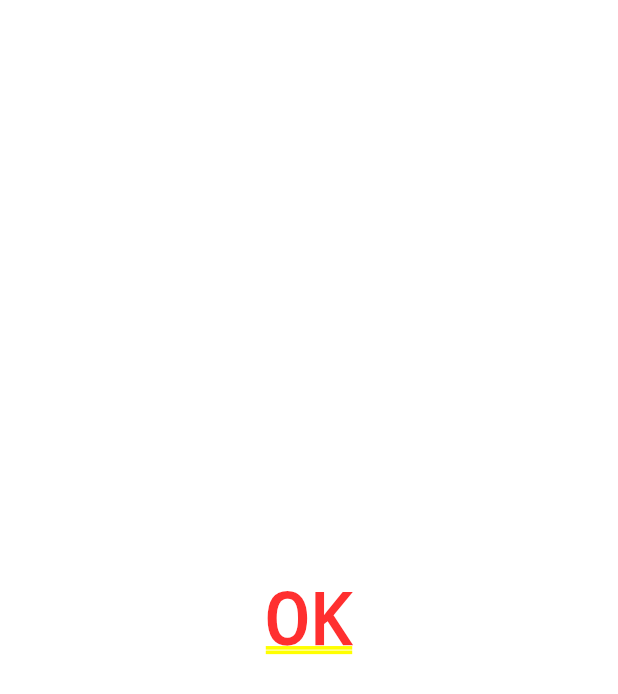
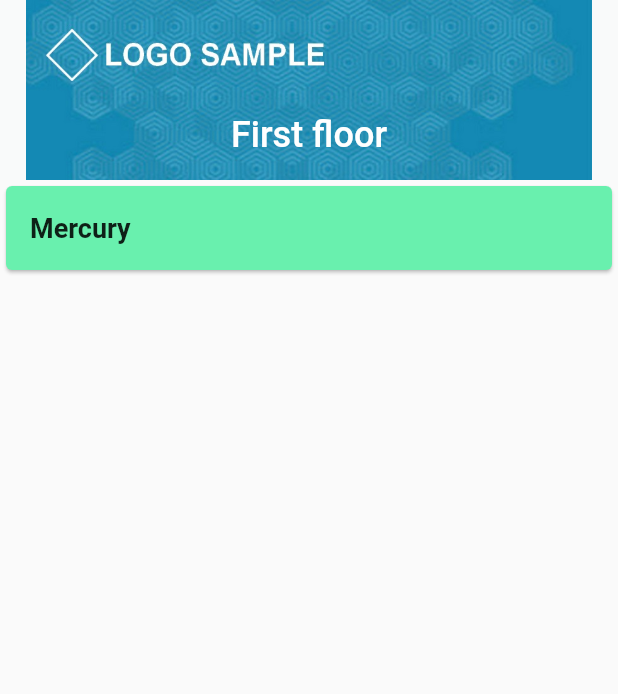
Before and after one commit to bartstephane/flutter_popup_meeting_rooms, a Flutter app: the screen it shows after launch, after a tap on "First floor", on a phone screen of 412 x 824 dp. Shown: the top 694 px of the screen. Run offline on Flutter 3.47's test engine with Material 2 defaults, Android fonts, the phone set to English and light mode, and no system bars.

Commit message:
add floor details and update layout

```diff
--- a/lib/widgets/floor_details.dart
+++ b/lib/widgets/floor_details.dart
@@ -1,8 +1,12 @@
 import 'package:flutter/material.dart';
 import 'package:popup_meeting_rooms/business/floor.dart';
+import 'package:popup_meeting_rooms/business/room.dart';
+import 'package:popup_meeting_rooms/config/strings.dart';
 
 class FloorDetails extends StatefulWidget {
-  FloorDetails({required Key key, required Floor floor}) : super(key: key);
+  FloorDetails({required Key key, required this.floor}) : super(key: key);
+
+  final Floor floor;
 
   @override
   _FloorDetailsState createState() => _FloorDetailsState();
@@ -12,10 +16,88 @@ class _FloorDetailsState extends State<FloorDetails> {
 
   @override
   Widget build(BuildContext context) {
-    return Center(
-      child: Text(
-          'OK'
+    return MaterialApp(
+      home: Scaffold(
+        body: CustomScrollView(
+          shrinkWrap: true,
+          slivers: <Widget>[
+            SliverAppBar(
+              pinned: true,
+              expandedHeight: 120.0,
+              backgroundColor: Color.fromARGB(1, 0, 127, 163),
+              flexibleSpace: FlexibleSpaceBar(
+                title: Text(
+                  widget.floor.floor_name,
+                  style: TextStyle(
+                      color: Colors.white,
+                      fontSize: 16.0
+                  ),
+                ),
+                background: Image.asset(
+                    Strings.appBanner,
+                    fit: BoxFit.scaleDown, scale: 2
+                ),
+                centerTitle: true,
+              ),
+            ),
+            SliverList(
+              delegate: SliverChildBuilderDelegate(
+                    (BuildContext context, int index) {
+                      return _buildCard(widget.floor.floor_rooms[index]);
+                      },
+                childCount: widget.floor.floor_rooms.length,
+              ),
+            ),
+          ],
+        ),
       ),
     );
   }
+
+  Widget _buildCard(Room room) {
+
+    return Card(
+      /*
+      child: InkWell(
+        onTap: () {
+          Navigator.push(
+            context,
+            MaterialPageRoute(
+              builder: (context) => FloorDetails(
+                key: Key(
+                    floor.floor_id.toString()
+                ),
+                floor: floor,
+              ),
+            ),
+          );
+        },
+       */
+        child: Column(
+          mainAxisSize: MainAxisSize.min,
+          children: <Widget>[
+            ListTile(
+              title: Text(
+                room.room_name,
+                style: TextStyle(
+                  fontWeight: FontWeight.bold,
+                  fontSize: 18,
+                ),
+              ),
+            ),
+          ],
+        ),
+      elevation: 1.0,
+      color: _changeRoomColor(room),
+      );
+  }
+
+  Color _changeRoomColor(Room room) {
+    if(room.detected == false) {
+      return Colors.greenAccent;
+    } else {
+      return Colors.redAccent;
+    }
+  }
+
 }
--- a/lib/widgets/home.dart
+++ b/lib/widgets/home.dart
@@ -48,7 +48,11 @@ class _HomeState extends State<Home> {
                             fontSize: 16.0
                           ),
                         ),
-                      background: Image.asset(Strings.appBanner, fit: BoxFit.scaleDown, scale: 2),
+                      background: Image.asset(
+                          Strings.appBanner,
+                          fit: BoxFit.scaleDown,
+                          scale: 2
+                      ),
                       centerTitle: true,
                     ),
                   ),
@@ -98,13 +102,20 @@ class _HomeState extends State<Home> {
                 floor.floor_name,
                 style: TextStyle(
                   fontWeight: FontWeight.bold,
-                  fontSize: 18,
+                  fontSize: 20,
+                ),
+              ),
+              subtitle: Text(
+                _countAvailableRooms(floor).toString() + ' room(s) available',
+                style: TextStyle(
+                  fontStyle: FontStyle.italic,
+                  fontSize: 16,
                 ),
               ),
             ),
             Divider(height: 0),
             Container(
-              margin: EdgeInsets.fromLTRB(3, 3, 3, 3),
+              margin: EdgeInsets.fromLTRB(4, 4, 4, 4),
               padding: EdgeInsets.fromLTRB(6, 6, 6, 6),
               decoration: BoxDecoration(
                 color: Colors.white,
@@ -125,19 +136,22 @@ class _HomeState extends State<Home> {
 
   }
 
-  Color _changeFloorColor(Floor floor) {
+  int _countAvailableRooms(Floor floor) {
     int availableRooms = 0;
     for(Room room in floor.floor_rooms) {
-      if(room.detected == false) {
+      if (room.detected == false) {
         availableRooms++;
       }
-      if(availableRooms > 0) {
-        return Colors.greenAccent;
-      } else {
-        return Colors.redAccent;
-      }
     }
-    return Colors.white;
+    return availableRooms;
+  }
+
+  Color _changeFloorColor(Floor floor) {
+    if(_countAvailableRooms(floor) > 0) {
+      return Colors.greenAccent;
+    } else {
+      return Colors.redAccent;
+    }
   }
 
 }
--- a/lib/widgets/rooms_by_floor.dart
+++ b/lib/widgets/rooms_by_floor.dart
@@ -26,9 +26,12 @@ class _RoomsByFloorState extends State<RoomsByFloor> {
         (index) => Container(
           child: Text(
             floor.floor_rooms[index].room_name,
+            style: TextStyle(
+              fontSize: 16,
+            ),
           ),
           margin: EdgeInsets.fromLTRB(3, 3, 3, 3),
-          padding: EdgeInsets.fromLTRB(6, 2, 6, 2),
+          padding: EdgeInsets.fromLTRB(6, 6, 6, 6),
           decoration: BoxDecoration(
             border: Border.all(
               color: _changeRoomColor(floor.floor_rooms[index]),
```
Also changed, not shown: assets/headerPic.jpg.
